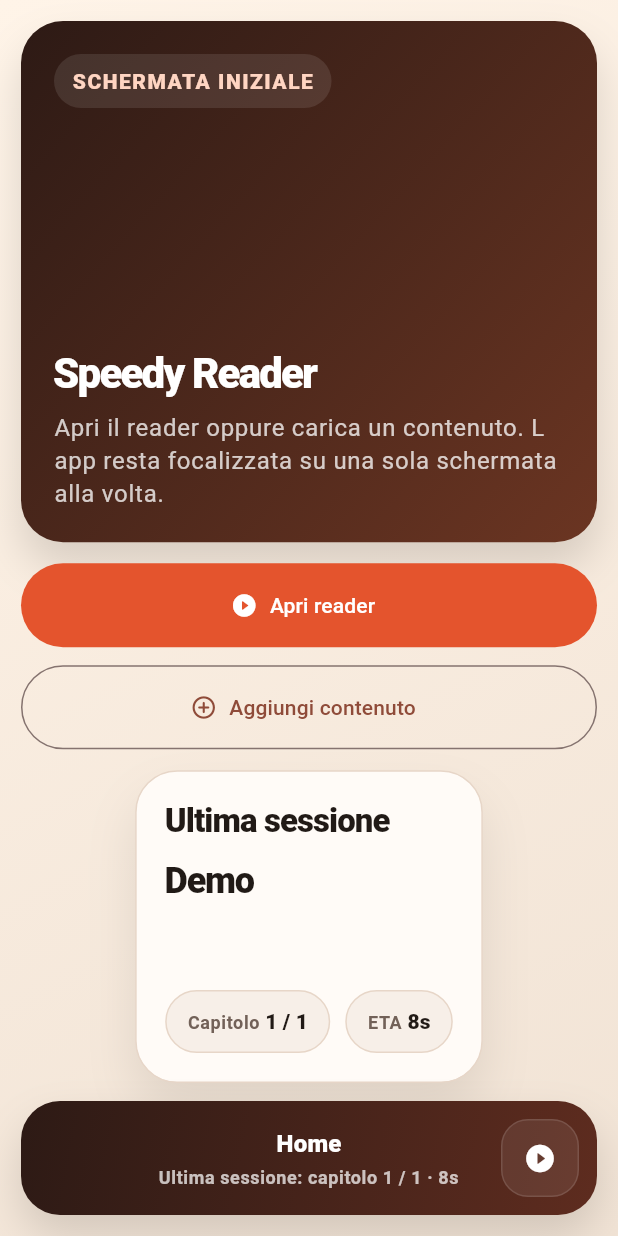
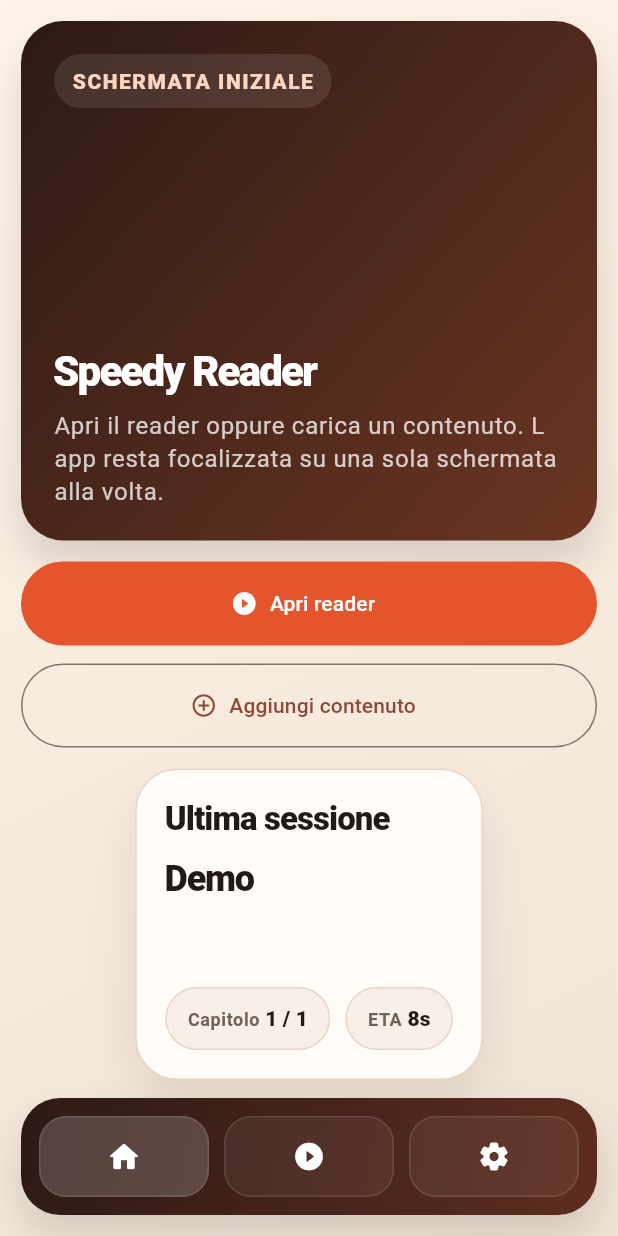
Before and after one commit to nicchia-code/speedy-pizza, a Flutter app: the screen it shows after launch, on a phone screen of 412 x 824 dp. Run offline on Flutter 3.47's test engine with Material 3 defaults, Android fonts, the phone set to English and light mode, and no system bars; missing offline and left inert: dart:html.

Commit message:
feat: make bottom bar contextual during playback

```diff
--- a/lib/main.dart
+++ b/lib/main.dart
@@ -1134,117 +1134,178 @@ class _ReaderPageState extends State<ReaderPage>
   }
 
   Widget _buildBottomPlayerNavigation(BuildContext context) {
-    final textTheme = Theme.of(context).textTheme;
-    final leftTab = switch (_activeTab) {
-      _AppTab.home => null,
-      _AppTab.reader => _AppTab.home,
-      _AppTab.settings => _AppTab.reader,
-    };
-    final rightTab = switch (_activeTab) {
-      _AppTab.home => _AppTab.reader,
-      _AppTab.reader => _AppTab.settings,
-      _AppTab.settings => null,
-    };
-
-    final title = switch (_activeTab) {
-      _AppTab.home => 'Home',
-      _AppTab.reader => 'Reader',
-      _AppTab.settings => 'Impostazioni',
-    };
-    final subtitle = switch (_activeTab) {
-      _AppTab.home =>
-        'Ultima sessione: capitolo $_chapterProgressLabel · $_etaLabel',
-      _AppTab.reader => '${_activeSourceLabel} · ETA $_etaLabel',
-      _AppTab.settings => 'Velocita, ripresa, capitoli e contenuti',
-    };
+    final isPlayerMode = _isPlaying;
 
     return SafeArea(
       top: false,
       child: Padding(
         padding: const EdgeInsets.fromLTRB(14, 0, 14, 14),
-        child: Container(
+        child: AnimatedContainer(
+          duration: const Duration(milliseconds: 320),
+          curve: Curves.easeOutCubic,
           padding: const EdgeInsets.all(12),
           decoration: BoxDecoration(
-            gradient: const LinearGradient(
+            gradient: LinearGradient(
               begin: Alignment.topLeft,
               end: Alignment.bottomRight,
-              colors: [Color(0xFF2D1A15), Color(0xFF5E2C1F)],
+              colors: isPlayerMode
+                  ? const [Color(0xFFE4542D), Color(0xFF8E2916)]
+                  : const [Color(0xFF2D1A15), Color(0xFF5E2C1F)],
             ),
-            borderRadius: BorderRadius.circular(26),
-            boxShadow: const [
+            borderRadius: BorderRadius.circular(isPlayerMode ? 28 : 26),
+            boxShadow: [
               BoxShadow(
-                color: Color(0x22000000),
-                blurRadius: 24,
-                offset: Offset(0, 14),
+                color: isPlayerMode
+                    ? const Color(0x30E4542D)
+                    : const Color(0x22000000),
+                blurRadius: isPlayerMode ? 28 : 24,
+                offset: const Offset(0, 14),
               ),
             ],
           ),
-          child: Row(
-            children: [
-              _buildBottomNavButton(tab: leftTab),
-              const SizedBox(width: 12),
-              Expanded(
-                child: Column(
-                  mainAxisSize: MainAxisSize.min,
-                  children: [
-                    Text(
-                      title,
-                      maxLines: 1,
-                      overflow: TextOverflow.ellipsis,
-                      style: textTheme.titleMedium?.copyWith(
-                        color: Colors.white,
-                        fontWeight: FontWeight.w900,
-                      ),
-                    ),
-                    const SizedBox(height: 2),
-                    Text(
-                      subtitle,
-                      maxLines: 1,
-                      overflow: TextOverflow.ellipsis,
-                      textAlign: TextAlign.center,
-                      style: textTheme.bodySmall?.copyWith(
-                        color: Colors.white.withValues(alpha: 0.72),
-                        fontWeight: FontWeight.w700,
-                      ),
-                    ),
-                  ],
-                ),
-              ),
-              const SizedBox(width: 12),
-              _buildBottomNavButton(tab: rightTab),
-            ],
+          child: AnimatedSwitcher(
+            duration: const Duration(milliseconds: 240),
+            switchInCurve: Curves.easeOutBack,
+            switchOutCurve: Curves.easeInCubic,
+            transitionBuilder: (child, animation) {
+              final offset = Tween<Offset>(
+                begin: const Offset(0, 0.18),
+                end: Offset.zero,
+              ).animate(animation);
+              return FadeTransition(
+                opacity: animation,
+                child: SlideTransition(position: offset, child: child),
+              );
+            },
+            child: isPlayerMode
+                ? _buildActivePlayerBar(context)
+                : _buildIdleNavigationBar(context),
           ),
         ),
       ),
     );
   }
 
-  Widget _buildBottomNavButton({required _AppTab? tab}) {
-    if (tab == null) {
-      return const SizedBox(width: 52, height: 52);
-    }
-
-    final icon = switch (tab) {
-      _AppTab.home => Icons.home_rounded,
-      _AppTab.reader => Icons.play_circle_fill_rounded,
-      _AppTab.settings => Icons.settings_rounded,
-    };
+  Widget _buildIdleNavigationBar(BuildContext context) {
+    return Row(
+      key: const ValueKey('bottom-nav-idle'),
+      children: [
+        Expanded(
+          child: _buildIdleNavButton(
+            tab: _AppTab.home,
+            icon: Icons.home_rounded,
+          ),
+        ),
+        const SizedBox(width: 10),
+        Expanded(
+          child: _buildIdleNavButton(
+            tab: _AppTab.reader,
+            icon: Icons.play_circle_fill_rounded,
+          ),
+        ),
+        const SizedBox(width: 10),
+        Expanded(
+          child: _buildIdleNavButton(
+            tab: _AppTab.settings,
+            icon: Icons.settings_rounded,
+          ),
+        ),
+      ],
+    );
+  }
+
+  Widget _buildIdleNavButton({required _AppTab tab, required IconData icon}) {
+    final isSelected = _activeTab == tab;
 
     return SizedBox(
-      width: 52,
-      height: 52,
-      child: OutlinedButton(
+      height: 54,
+      child: FilledButton(
         onPressed: () => _navigateToTab(tab),
-        style: OutlinedButton.styleFrom(
+        style: FilledButton.styleFrom(
           padding: EdgeInsets.zero,
-          backgroundColor: Colors.white.withValues(alpha: 0.08),
+          elevation: 0,
+          backgroundColor: isSelected
+              ? Colors.white.withValues(alpha: 0.18)
+              : Colors.white.withValues(alpha: 0.06),
           foregroundColor: Colors.white,
-          side: BorderSide(color: Colors.white.withValues(alpha: 0.12)),
           shape: RoundedRectangleBorder(
             borderRadius: BorderRadius.circular(18),
-          ),
-        ),
-        child: Icon(icon, size: 22),
+            side: BorderSide(color: Colors.white.withValues(alpha: 0.12)),
+          ),
+        ),
+        child: Icon(icon, size: isSelected ? 24 : 22),
+      ),
+    );
+  }
+
+  Widget _buildActivePlayerBar(BuildContext context) {
+    return Row(
+      key: const ValueKey('bottom-nav-player'),
+      children: [
+        Expanded(
+          child: _buildPlayerModeButton(
+            icon: Icons.fast_rewind_rounded,
+            onPressed: _hasWords ? () => _adjustSpeedBy(-20) : null,
+            tooltip: 'Rallenta di 20 WPM',
+          ),
+        ),
+        const SizedBox(width: 10),
+        Expanded(
+          child: SizedBox(
+            height: 56,
+            child: FilledButton(
+              onPressed: _togglePlayback,
+              style: FilledButton.styleFrom(
+                elevation: 0,
+                backgroundColor: Colors.white,
+                foregroundColor: _accent,
+                shape: RoundedRectangleBorder(
+                  borderRadius: BorderRadius.circular(20),
+                ),
+              ),
+              child: Icon(
+                _isPlaying ? Icons.pause_rounded : Icons.play_arrow_rounded,
+                size: 28,
+              ),
+            ),
+          ),
+        ),
+        const SizedBox(width: 10),
+        Expanded(
+          child: _buildPlayerModeButton(
+            icon: Icons.fast_forward_rounded,
+            onPressed: _hasWords ? () => _adjustSpeedBy(20) : null,
+            tooltip: 'Velocizza di 20 WPM',
+          ),
+        ),
+      ],
+    );
+  }
+
+  Widget _buildPlayerModeButton({
+    required IconData icon,
+    required VoidCallback? onPressed,
+    required String tooltip,
+  }) {
+    return SizedBox(
+      height: 56,
+      child: Tooltip(
+        message: tooltip,
+        child: FilledButton(
+          onPressed: onPressed,
+          style: FilledButton.styleFrom(
+            elevation: 0,
+            backgroundColor: Colors.white.withValues(alpha: 0.12),
+            foregroundColor: Colors.white,
+            disabledBackgroundColor: Colors.white.withValues(alpha: 0.06),
+            disabledForegroundColor: Colors.white.withValues(alpha: 0.35),
+            shape: RoundedRectangleBorder(
+              borderRadius: BorderRadius.circular(20),
+              side: BorderSide(color: Colors.white.withValues(alpha: 0.14)),
+            ),
+          ),
+          child: Icon(icon, size: 24),
+        ),
       ),
     );
   }
```
